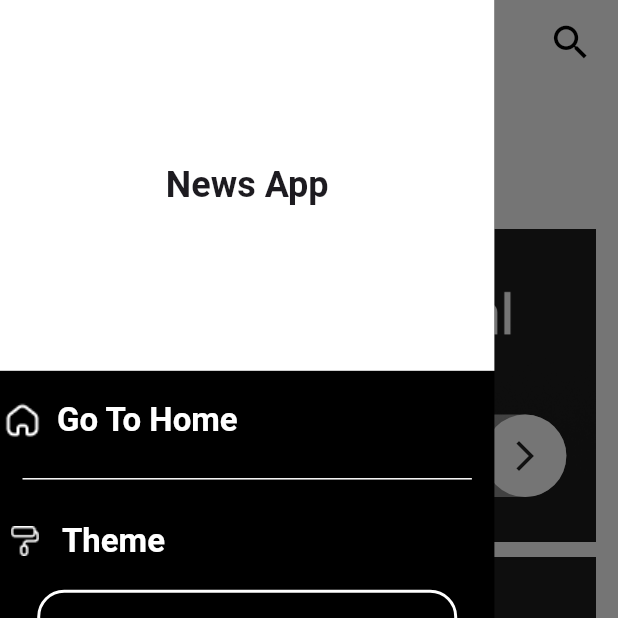
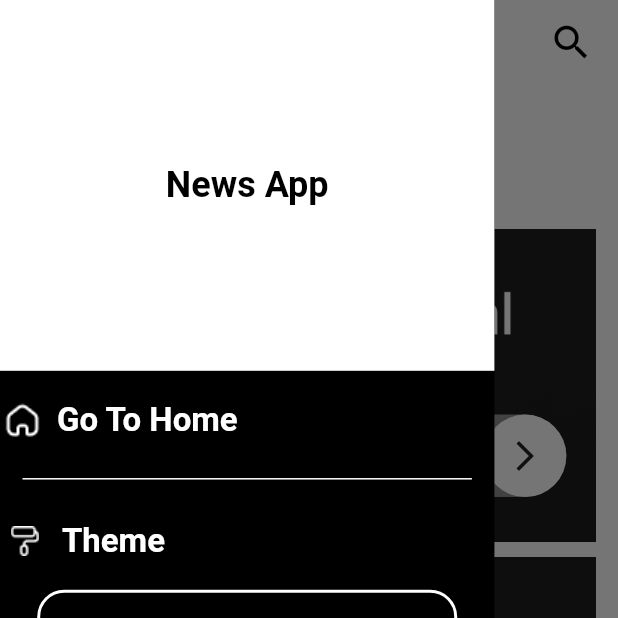
Before and after one commit to sohilaborhamy/News_app, a Flutter app: the screen it shows after launch, with the side drawer open, on a phone screen of 412 x 824 dp, the top half of it. Run offline on Flutter 3.47's test engine with Material 3 defaults, Android fonts, the phone set to English and light mode, and no system bars; drawn by our look-alikes of animated_custom_dropdown; our stand-ins replace animate_do, bot_toast, cached_network_image, flutter_easyloading, lottie, skeletonizer; generated files the repository leaves out were written again.

Commit message:
update theme

```diff
--- a/lib/core/routes/app_routes.dart
+++ b/lib/core/routes/app_routes.dart
@@ -2,6 +2,7 @@ import 'package:flutter/material.dart';
 
 
 import '../../feauters/home/view/home_view.dart';
+import '../../feauters/search/search_view.dart';
 import '../../feauters/splash/splash_screen.dart';
 import 'name_routes_screen.dart';
 
@@ -14,7 +15,9 @@ abstract class AppRoutes {
              case ScreenRouteName.homeView:
         return MaterialPageRoute(
             builder: (context) => const HomeView(), settings: settings);
-
+      case ScreenRouteName.searchView:
+        return MaterialPageRoute(
+            builder: (context) => const SearchView(), settings: settings);
 
 
             default :
--- a/lib/core/routes/name_routes_screen.dart
+++ b/lib/core/routes/name_routes_screen.dart
@@ -1,4 +1,5 @@
 class ScreenRouteName {
   static const String initial = "/";
   static const String homeView = "/home_view";
+  static const String searchView = "/search_view";
 }
--- a/lib/core/theme/app_theme_manager.dart
+++ b/lib/core/theme/app_theme_manager.dart
@@ -17,6 +17,16 @@ abstract class AppThemeManager {
       )
 
     ),
+    textTheme: const TextTheme(headlineSmall: TextStyle(
+      color: ColorsApp.primaryColorLight
+    ),
+    titleMedium: TextStyle(
+      color: ColorsApp.primaryColorLight
+    ),
+     bodyMedium: TextStyle(
+      color: ColorsApp.primaryColorLight
+    )
+    ),
 
   );
   static ThemeData darkTheme = ThemeData(
@@ -24,7 +34,25 @@ abstract class AppThemeManager {
     appBarTheme: const AppBarTheme(
       centerTitle: true,
       backgroundColor: Colors.transparent,
+      iconTheme: IconThemeData(color: Colors.white),
+      titleTextStyle: TextStyle(
+        fontSize: 20,
+        fontWeight: FontWeight.w500,
+        color: ColorsApp.backgroundColorLight
+      )
     ),
+    textTheme: const TextTheme(headlineSmall: TextStyle(
+      color: ColorsApp.backgroundColorLight
+    ),
+     titleMedium: TextStyle(
+      color: ColorsApp.backgroundColorLight
+    ),
+    bodyMedium: TextStyle(
+      color: ColorsApp.backgroundColorLight
+    )
+
+    ),
+
 
   );
 }
--- a/lib/feauters/home/view/home_view.dart
+++ b/lib/feauters/home/view/home_view.dart
@@ -1,7 +1,7 @@
 import 'package:flutter/material.dart';
 import 'package:new_app/core/extensions/extensions.dart';
+import 'package:new_app/core/routes/name_routes_screen.dart';
 import 'package:provider/provider.dart';
-
 
 import '../view_model/home_view_model.dart';
 import 'widgets/category_home_view.dart';
@@ -27,10 +27,15 @@ class _HomeViewState extends State<HomeView> {
               : provider.selectedCategory!.categoryID,
         ),
         actions: [
-          const Icon(
-            Icons.search,
-            size: 30,
-          ).setHorizontalPadding(context, 0.04),
+          IconButton(
+            onPressed: () {
+              Navigator.pushNamed(context, ScreenRouteName.searchView);
+            },
+            icon: const Icon(
+              Icons.search,
+              size: 30,
+            ).setHorizontalPadding(context, 0.02),
+          ),
         ],
       ),
       drawer: CustomDrawerWidget(),
--- a/lib/feauters/home/view/widgets/custom_drawer_widget.dart
+++ b/lib/feauters/home/view/widgets/custom_drawer_widget.dart
@@ -43,6 +43,7 @@ class CustomDrawerWidget extends StatelessWidget {
             "News App",
             style: theme.textTheme.headlineSmall?.copyWith(
               fontWeight: FontWeight.bold,
+              color: Colors.black
             ),
           ),
         ),
--- a/lib/feauters/home/view_model/home_view_model.dart
+++ b/lib/feauters/home/view_model/home_view_model.dart
@@ -7,13 +7,13 @@ import '../../../data/models/category_model.dart';
 import '../../../data/models/source_model.dart';
 import '../../../data/network/api_network.dart';
 
-
 class HomeViewModel extends ChangeNotifier {
   CategoryDataModel? _selectedCategory;
   int _selectedTabIndex = 0;
 
   List<Source> _sourceList = [];
   List<Article> _articlesList = [];
+
   final List<CategoryDataModel> _categoriesList = [
     CategoryDataModel(
       categoryID: "general",
@@ -32,8 +32,7 @@ class HomeViewModel extends ChangeNotifier {
     ),
     CategoryDataModel(
       categoryID: "technology",
-      categoryName:
-          "Technology",
+      categoryName: "Technology",
       categoryImg: "assets/images/technology.png",
     ),
     CategoryDataModel(
--- a/pubspec.yaml
+++ b/pubspec.yaml
@@ -48,6 +48,7 @@ dependencies:
   http:
   cached_network_image:
   skeletonizer:
+  url_launcher:
 
 
 dev_dependencies:
@@ -77,6 +78,7 @@ flutter:
   assets:
     - assets/images/
     - assets/icons/
+    - assets/animation/
 
   # An image asset can refer to one or more resolution-specific "variants", see
   # https://flutter.dev/assets-and-images/#resolution-aware
```
Also changed, not shown: assets/animation/animation_search.json (added, +1 -0 lines), lib/core/widgets/custom_text_field.dart (+4 -4 lines), lib/feauters/home/view/widgets/selected_category_view.dart (+99 -7 lines), lib/feauters/search/search_view.dart (added, +55 -0 lines), lib/data/models/article_model.dart (line endings or trailing spaces), pubspec.lock, 7 other files. Lines whose indentation alone changed are shown as unchanged.
